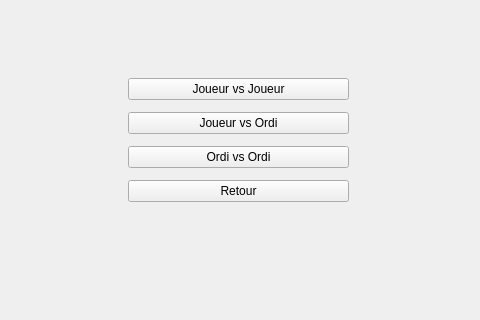
Qt form TP-Refacto/jeugui.ui (WRKT/cpp-project) before a commit; both pictures show x 102 to 582 and y 388 to 708 of the 756 by 708 pixel window.
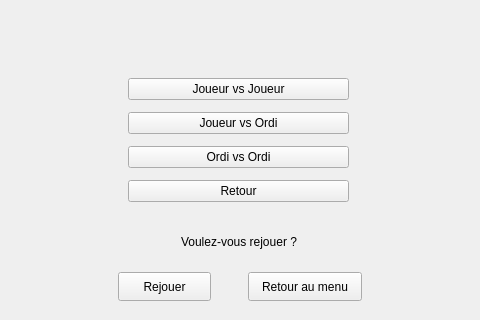
The same form after that commit.

Commit message: FEAT - ajout du mode rejouer

The edit to the form file:
```diff
--- a/TP-Refacto/jeugui.ui
+++ b/TP-Refacto/jeugui.ui
@@ -35,6 +35,48 @@
     <set>Qt::AlignCenter</set>
    </property>
   </widget>
+  <widget class="QLabel" name="labelRejouer">
+   <property name="geometry">
+    <rect>
+     <x>270</x>
+     <y>620</y>
+     <width>142</width>
+     <height>20</height>
+    </rect>
+   </property>
+   <property name="text">
+    <string>Voulez-vous rejouer ?</string>
+   </property>
+   <property name="alignment">
+    <set>Qt::AlignCenter</set>
+   </property>
+  </widget>
+  <widget class="QPushButton" name="rejouerButton">
+   <property name="geometry">
+    <rect>
+     <x>220</x>
+     <y>660</y>
+     <width>93</width>
+     <height>29</height>
+    </rect>
+   </property>
+   <property name="text">
+    <string>Rejouer</string>
+   </property>
+  </widget>
+  <widget class="QPushButton" name="retourMenuButton">
+   <property name="geometry">
+    <rect>
+     <x>350</x>
+     <y>660</y>
+     <width>114</width>
+     <height>29</height>
+    </rect>
+   </property>
+   <property name="text">
+    <string>Retour au menu</string>
+   </property>
+  </widget>
   <widget class="QWidget" name="verticalLayoutWidget">
    <property name="geometry">
     <rect>
```
The commit also changes 2 other files.
